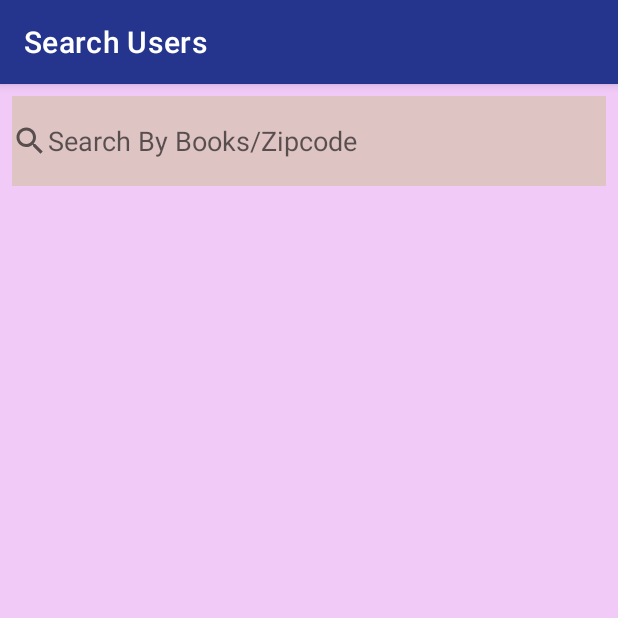
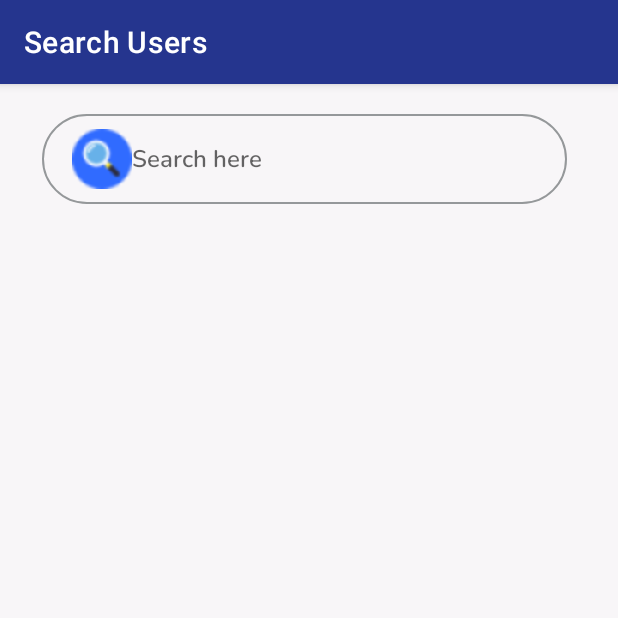
Before and after one commit to nikim178/BookBuzz-1, an Android app: the userFragment screen opened directly, with no data from a screen before it, on a phone screen of 412 x 824 dp, the top half of it. Run offline under Robolectric (Android 15) with nearby library versions, the phone set to English and light mode, and no system bars; our stand-ins replace CircleImageView, Firebase (no records; nobody signed in at launch, a user with empty details on screens opened directly); pictures from the network do not load.

Commit message:
changed design

```diff
--- /dev/null
+++ b/app/src/main/res/drawable-v24/search_layout.xml
@@ -0,0 +1,7 @@
+<?xml version="1.0" encoding="utf-8"?>
+<shape xmlns:android="http://schemas.android.com/apk/res/android">
+
+    <stroke android:color="#95989A" android:width="1dp" />
+    <corners android:radius="30dp" />
+
+</shape>
--- /dev/null
+++ b/app/src/main/res/font/nunito_semibold.xml
@@ -0,0 +1,7 @@
+<?xml version="1.0" encoding="utf-8"?>
+<font-family xmlns:app="http://schemas.android.com/apk/res-auto"
+    app:fontProviderAuthority="com.google.android.gms.fonts"
+    app:fontProviderPackage="com.google.android.gms"
+    app:fontProviderQuery="name=Nunito&amp;weight=600"
+    app:fontProviderCerts="@array/com_google_android_gms_fonts_certs">
+</font-family>
--- a/app/src/main/res/layout/fragment_fourth.xml
+++ b/app/src/main/res/layout/fragment_fourth.xml
@@ -44,8 +44,9 @@
             <LinearLayout
                 android:layout_width="match_parent"
                 android:layout_height="match_parent"
+                android:background="@drawable/connect"
                 android:gravity="center"
-                android:orientation="vertical"/>
+                android:orientation="vertical" />
         </FrameLayout>
 
     </androidx.cardview.widget.CardView>
--- a/app/src/main/res/layout/fragment_user.xml
+++ b/app/src/main/res/layout/fragment_user.xml
@@ -9,19 +9,27 @@
     <androidx.constraintlayout.widget.ConstraintLayout
         android:layout_width="match_parent"
         android:layout_height="match_parent"
-        android:background="#F1CAF8"
+        android:background="#F8F6F8"
         tools:context=".SearchUser">
 
         <EditText
             android:id="@+id/editTextTextPersonName"
-            android:layout_width="match_parent"
-            android:layout_height="60dp"
-            android:layout_margin="8dp"
-            android:background="#DFC4C4"
-            android:drawableStart="@drawable/ic_baseline_search_24"
+            android:layout_width="350dp"
+            android:layout_height="wrap_content"
+            android:layout_marginStart="28dp"
+            android:layout_marginTop="20dp"
+            android:background="@drawable/search_layout"
             android:ems="10"
-            android:hint="@string/searchboxhint"
-            android:inputType="textAutoComplete"
+            android:fontFamily="@font/nunito_semibold"
+            android:hint="Search here"
+            android:inputType="textPersonName"
+            android:paddingLeft="20dp"
+            android:paddingTop="10dp"
+            android:paddingRight="20dp"
+            android:paddingBottom="10dp"
+            android:textColor="#999999"
+            android:textSize="16sp"
+            android:drawableStart="@drawable/searchicon2"
             app:layout_constraintBottom_toTopOf="@+id/list"
             app:layout_constraintStart_toStartOf="parent"
             app:layout_constraintTop_toTopOf="parent"
@@ -33,7 +41,7 @@
             android:layout_width="match_parent"
             android:layout_height="0dp"
             android:layout_marginTop="2dp"
-            android:layout_marginEnd="8dp"
+            android:layout_marginEnd="2dp"
             android:layout_marginBottom="5dp"
             app:layout_constraintBottom_toBottomOf="parent"
             app:layout_constraintEnd_toEndOf="parent"
```
Also changed, not shown: app/src/main/res/font/nunito_bold.xml (added, +7 -0 lines), app/src/main/res/layout/fragment_first.xml (+3 -4 lines), app/src/main/res/layout/fragment_second.xml (+3 -4 lines), app/src/main/res/layout/fragment_third.xml (+3 -4 lines), app/src/main/res/drawable-v24/booklover.jpg (added), app/src/main/res/drawable-v24/connect.png (added), app/src/main/res/drawable-v24/exchange.jpeg (added), app/src/main/res/drawable-v24/search.jpg (added), app/src/main/res/drawable-v24/searchicon.png (added), app/src/main/res/drawable-v24/searchicon1.png (added), app/src/main/res/drawable-v24/searchicon2.png (added).
